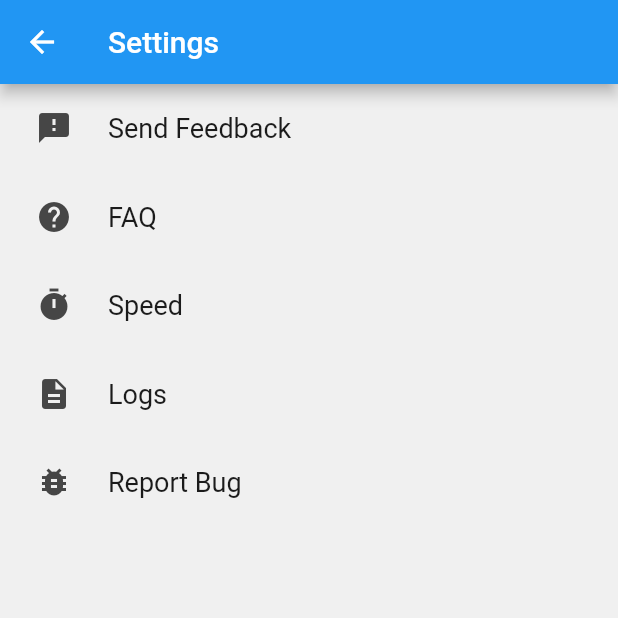
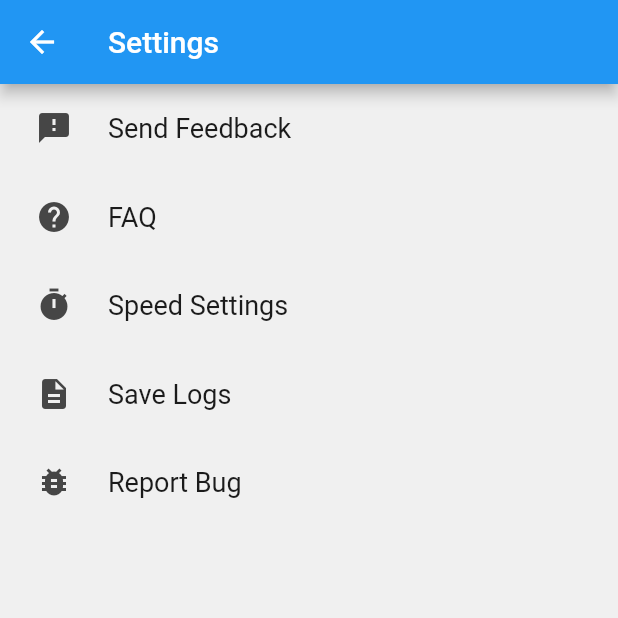
Before and after one commit to KatazzaHack/owl, a Flutter app: the SettingsPage screen opened directly, on a phone screen of 412 x 824 dp, the top half of it. Run offline on Flutter 3.47's test engine with Material 2 defaults, Android fonts, the phone set to English and light mode, and no system bars; drawn by our look-alikes of settings_ui; our stand-ins replace auto_size_text, flutter_speed_dial, flutter_tts, permission_handler, shared_preferences, speech_to_text and 1 more; missing offline and left inert: downloads_path_provider, edit_distance, f_logs, flutter_document_picker, soundpool; accounts and stored records are empty.

Commit message:
save logs

```diff
--- a/lib/settings/settings_bar.dart
+++ b/lib/settings/settings_bar.dart
@@ -43,7 +43,7 @@ class _SettingsPageState extends State<SettingsPage> {
                     onTap: (){_launchURL(ConstVariables.FAQURL);},
                   ),
                   SettingsTile(
-                    title: 'Speed',
+                    title: 'Speed Settings',
                     leading: Icon(Icons.timer),
                     onTap: () {
                       _onItemTapped();
@@ -53,7 +53,7 @@ class _SettingsPageState extends State<SettingsPage> {
                     },
                   ),
                   SettingsTile(
-                    title: 'Logs',
+                    title: 'Save Logs',
                     leading: Icon(Icons.description),
                     onTap: () async {
                       PermissionStatus status =
@@ -62,7 +62,7 @@ class _SettingsPageState extends State<SettingsPage> {
                         downloadLogs();
                         DictionaryValidator dv = DictionaryValidator(context);
                         dv.showAlertDialog("Success",
-                            "Saved to Downloads as owl_logs.txt", "Ok");
+                            "Saved to Downloads folder as owl_logs.txt", "Ok");
                       } else {
                         if (status.isPermanentlyDenied) {
                           openAppSettings();
```
